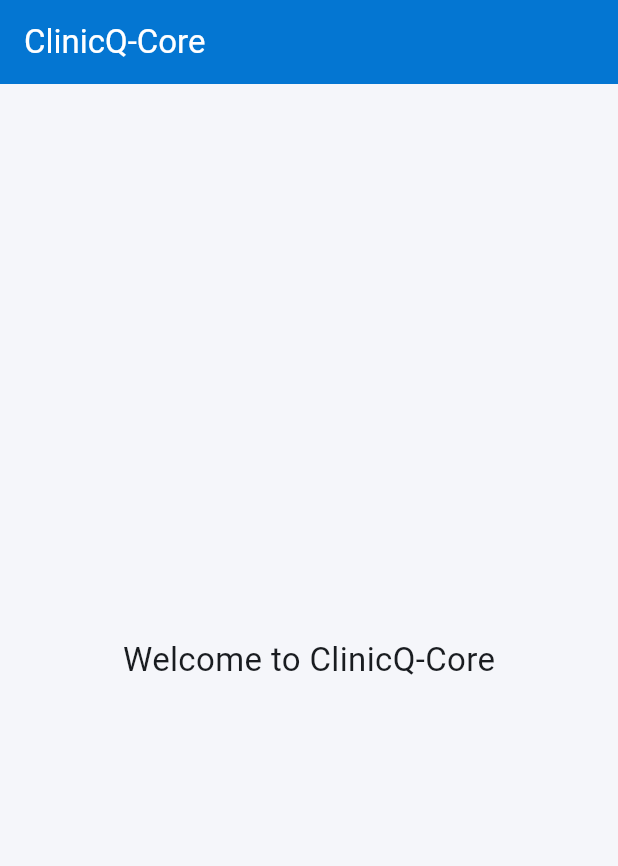
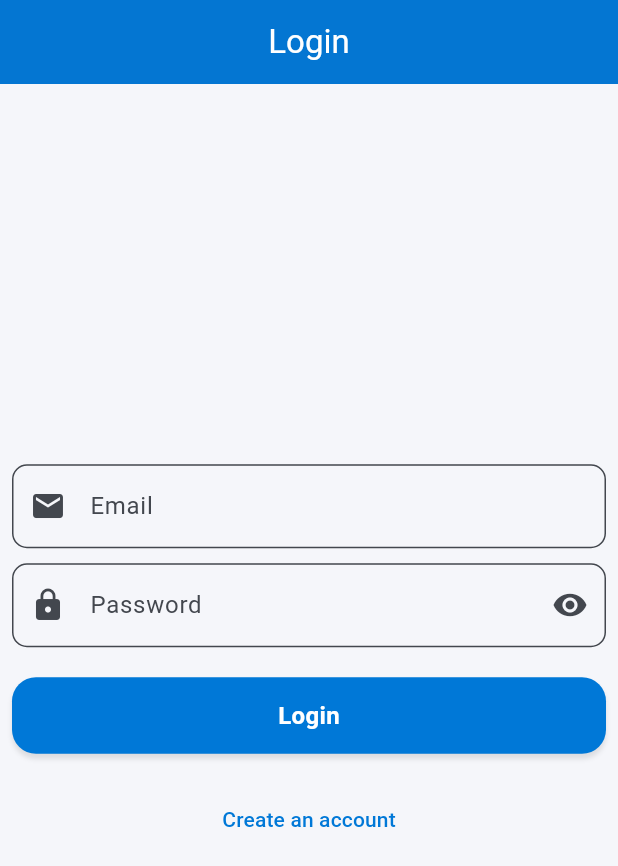
Before and after one commit to AhmadBinMasoodd/ClinicQ-Core, a Flutter app: the screen it shows after launch, on a phone screen of 412 x 824 dp. Shown: the top 866 px of the screen. Run offline on Flutter 3.47's test engine with Material 3 defaults, Android fonts, the light colour scheme and no system bars; our stand-ins replace firebase_core, get; accounts and stored records are empty; Roboto replaces fonts that are missing (Poppins).

Commit message:
AuthController, Login and registration UI  implementation

```diff
--- a/lib/main.dart
+++ b/lib/main.dart
@@ -1,12 +1,17 @@
+import 'package:cliniq_core/views/auth/auth_controller.dart';
+import 'package:cliniq_core/views/auth/login_screen.dart';
 import 'package:firebase_core/firebase_core.dart';
 import 'package:flutter/material.dart';
-import 'package:get/get_navigation/src/root/get_material_app.dart';
-
+import 'package:get/get.dart';
 import 'firebase_options.dart';
 
 void main() async {
   WidgetsFlutterBinding.ensureInitialized();
   await Firebase.initializeApp(options: DefaultFirebaseOptions.currentPlatform);
+
+  // Inject AuthController globally
+  Get.put(AuthController());
+
   runApp(const MyApp());
 }
 
@@ -22,19 +27,19 @@ class MyApp extends StatelessWidget {
         colorScheme: ColorScheme.fromSeed(
           seedColor: const Color(0xFF0078D7),
           primary: const Color(0xFF0078D7),
-          secondary: const Color(0xFF00BFA6), // Teal green accent
+          secondary: const Color(0xFF00BFA6),
           background: const Color(0xFFF5F6FA),
         ),
         scaffoldBackgroundColor: const Color(0xFFF5F6FA),
         fontFamily: 'Poppins',
-        appBarTheme: AppBarTheme(
+        appBarTheme: const AppBarTheme(
           backgroundColor: Color(0xFF0078D7),
           foregroundColor: Colors.white,
           elevation: 2,
         ),
         elevatedButtonTheme: ElevatedButtonThemeData(
           style: ElevatedButton.styleFrom(
-            backgroundColor: Color(0xFF0078D7),
+            backgroundColor: const Color(0xFF0078D7),
             foregroundColor: Colors.white,
             shape: RoundedRectangleBorder(
               borderRadius: BorderRadius.circular(16),
@@ -43,24 +48,8 @@ class MyApp extends StatelessWidget {
         ),
         useMaterial3: true,
       ),
-      home: const MyHomePage(title: 'Home'),
+      // Set LoginScreen as the starting screen
+      home: const LoginScreen(),
     );
   }
 }
-
-class MyHomePage extends StatelessWidget {
-  const MyHomePage({super.key, required String title});
-
-  @override
-  Widget build(BuildContext context) {
-    return Scaffold(
-      appBar: AppBar(
-        title: const Text('ClinicQ-Core'),
-        backgroundColor: Theme.of(context).colorScheme.primary,
-      ),
-      body: const Center(
-        child: Text('Welcome to ClinicQ-Core', style: TextStyle(fontSize: 22)),
-      ),
-    );
-  }
-}
--- /dev/null
+++ b/lib/views/auth/auth_controller.dart
@@ -0,0 +1,18 @@
+
+import 'package:get/get.dart';
+
+class AuthController extends GetxController {
+  var email=''.obs;
+  var password=''.obs;
+  var loading=false.obs;
+  void login(){
+    print(email.value);
+    print((password.value));
+  }
+  void logout(){
+
+  }
+  void register(){
+
+  }
+}
--- /dev/null
+++ b/lib/views/auth/login_screen.dart
@@ -0,0 +1,99 @@
+import 'package:cliniq_core/views/auth/auth_controller.dart';
+import 'package:cliniq_core/views/widgets/rounded_button.dart';
+import 'package:flutter/material.dart';
+import 'package:get/get.dart';
+import 'package:get/get_core/src/get_main.dart';
+import 'package:get/get_navigation/get_navigation.dart';
+import 'package:cliniq_core/views/auth/register_screen.dart';
+class LoginScreen extends StatefulWidget {
+  const LoginScreen({super.key});
+
+  @override
+  State<LoginScreen> createState() => _LoginScreenState();
+}
+
+class _LoginScreenState extends State<LoginScreen> {
+  final authController=Get.find<AuthController>();
+  bool passwordVisible=true;
+  bool loading=false;
+  final emailController=TextEditingController();
+  final passwordController=TextEditingController();
+  final formKey=GlobalKey<FormState>();
+  @override
+  Widget build(BuildContext context) {
+    return Scaffold(
+      appBar: AppBar(
+        centerTitle: true,
+        title: Text('Login'),
+      ),
+      body: Padding(
+        padding: const EdgeInsets.all(8.0),
+        child: Column(
+          mainAxisAlignment: MainAxisAlignment.center,
+          children: [
+            Form(
+              key: formKey,
+                child: Column(
+              mainAxisAlignment: MainAxisAlignment.center,
+              children: [
+                TextFormField(
+
+                  controller: emailController,
+                  keyboardType: TextInputType.emailAddress,
+                  onChanged: (value){
+                    authController.email.value=value;
+                  },
+                  decoration: InputDecoration(
+
+                    hintText: 'Enter your email',
+                    labelText: 'Email',
+                    border: OutlineInputBorder(
+                      borderRadius: BorderRadius.all(Radius.circular(10)),
+                    ),
+                    filled: true,
+                    fillColor: Color(0xFFF5F6FA),
+                    prefixIcon: Icon(Icons.email)
+                  ),
+                ),
+                SizedBox(height: 10,),
+                TextFormField(
+                  controller: passwordController,
+                  keyboardType: TextInputType.visiblePassword,
+                  obscureText: passwordVisible,
+                  onChanged: (value){
+                    authController.password.value=value;
+                  },
+                  decoration: InputDecoration(
+
+                      hintText: 'Enter your password',
+                      labelText: 'Password',
+                      border: OutlineInputBorder(
+                        borderRadius: BorderRadius.all(Radius.circular(10)),
+                      ),
+                      filled: true,
+                      fillColor: Color(0xFFF5F6FA),
+                      suffixIcon: IconButton(onPressed: (){
+                        setState(() {
+                          passwordVisible=!passwordVisible;
+                        });
+                      }, icon: Icon(!passwordVisible? Icons.visibility_off:Icons.visibility)),
+                      prefixIcon: Icon(Icons.lock)
+                  ),
+                ),
+                SizedBox(height: 20,),
+
+              ],
+            )
+            ),
+            Obx(()=>RoundedButton(text:authController.loading.value? 'Loading.....' :'Login', ontap:authController.login)),
+            SizedBox(height: 20,),
+            TextButton(onPressed: (){
+              Get.to(RegisterScreen());
+            }, child: Text('Create an account')),
+
+          ],
+        ),
+      ),
+    );
+  }
+}
--- /dev/null
+++ b/lib/views/widgets/rounded_button.dart
@@ -0,0 +1,46 @@
+import 'package:flutter/material.dart';
+
+class RoundedButton extends StatefulWidget {
+  final text;
+  final VoidCallback ontap;
+  const RoundedButton({super.key, required this.text, required this.ontap});
+
+  @override
+  State<RoundedButton> createState() => _RoundedButtonState();
+}
+
+class _RoundedButtonState extends State<RoundedButton> {
+
+  @override
+  Widget build(BuildContext context) {
+    return InkWell(
+      onTap: widget.ontap,
+      child: Center(
+        child: Container(
+          padding: EdgeInsets.symmetric(vertical: 14,horizontal: 24),
+          decoration: BoxDecoration(
+              color: Color(0xFF0078D7),
+            borderRadius: BorderRadius.all(Radius.circular(16)),
+            boxShadow: [
+              BoxShadow(
+                color: Colors.black.withOpacity(0.1),
+                blurRadius: 2,
+                offset:Offset (0,3)
+              )
+            ]
+          ),
+          child: Center(
+            child: Text(
+              widget.text,
+              style: TextStyle(
+                color: Colors.white,
+                fontSize: 16,
+                fontWeight: FontWeight.bold,
+              ),
+            ),
+          ),
+        ),
+      ),
+    );
+  }
+}
```
Also changed, not shown: lib/views/auth/register_screen.dart (added, +100 -0 lines), lib/routes/app_routes.dart (added).
